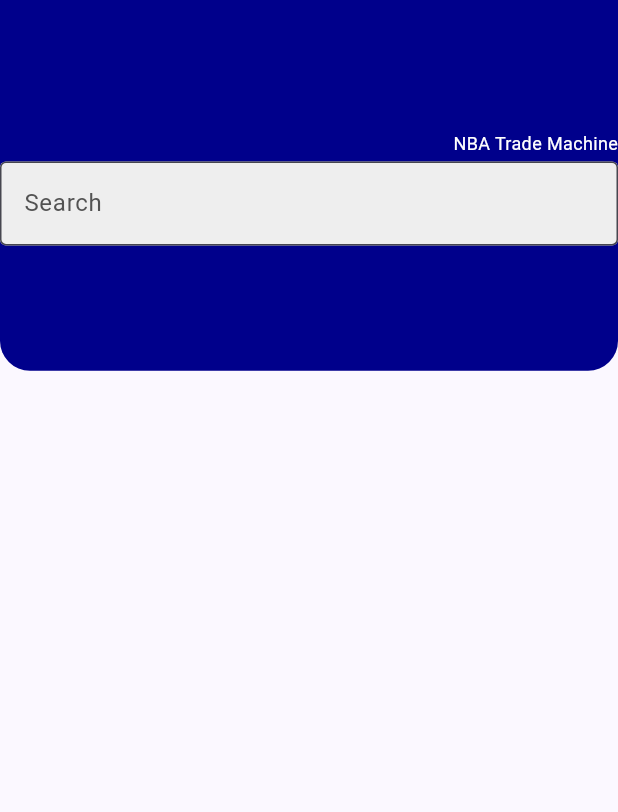
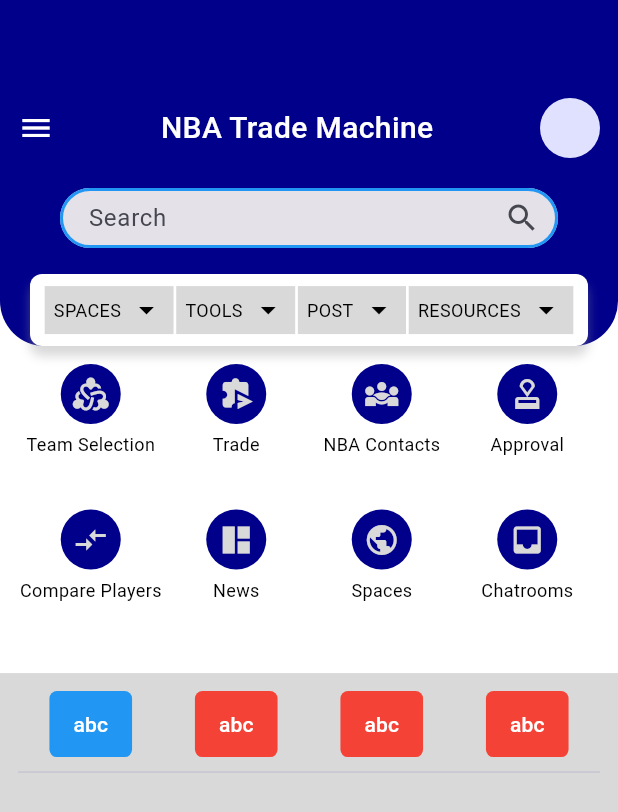
Before and after one commit to Progziel/NBA_TradeMachine, a Flutter app: the HomeDashboard screen opened directly, on a phone screen of 412 x 824 dp. Shown: the top 812 px of the screen. Run offline on Flutter 3.47's test engine with Material 3 defaults, Android fonts, the phone set to English and light mode, and no system bars; our stand-ins replace get; Roboto replaces fonts that are missing (Nunito); statements that could not run were skipped.

Commit message:
6th commit

```diff
--- a/lib/helper/constants/custom_appbar.dart
+++ b/lib/helper/constants/custom_appbar.dart
@@ -4,6 +4,8 @@
 import 'package:nbatrade/helper/constants/custom_text.dart';
 import 'package:nbatrade/helper/constants/custom_textfield.dart';
 import 'colors.dart';
+
+
 
 class CustomAppBar extends StatelessWidget {
   final void Function()? prefixIconOnTap;
@@ -24,30 +26,42 @@
   @override
   Widget build(BuildContext context) {
     return Container(
-      height: Get.height * 0.8,
+      height: Get.height * 0.3,
       decoration: const BoxDecoration(
         color: ColorAssets.primary,
         borderRadius: BorderRadius.only(
-          bottomLeft: Radius.circular(20.0),
-          bottomRight: Radius.circular(20.0),
+          bottomLeft: Radius.circular(30.0),
+          bottomRight: Radius.circular(30.0),
         ),
       ),
       child: Column(
         mainAxisAlignment: MainAxisAlignment.center,
         mainAxisSize: MainAxisSize.min,
         children: [
-          Row(
+          Padding(
+            padding: const EdgeInsets.only(left: 12.0,right: 12.0),
+            child: Row(
               mainAxisAlignment: MainAxisAlignment.spaceBetween,
               children: [
-              InkWell(onTap: prefixIconOnTap, child: Icon(prefixIcon)),
-              CustomTextWidget(text: title, textColor: ColorAssets.white),
+                InkWell(onTap: prefixIconOnTap, child: Icon(prefixIcon,color: ColorAssets.white,)),
+                CustomTextWidget(text: title, textColor: ColorAssets.white,fontWeight: FontWeight.w500,fontSize: 20),
                 if (sufixWidget != null)
                   InkWell(onTap: sufixWidgetOnTap, child: sufixWidget!),
+                if(sufixWidget == null)
+                  const SizedBox()
               ],
             ),
-          CustomTextFormField(
+          ),
+          const SizedBox(
+            height: 20,
+          ),
+          Padding(
+            padding: const EdgeInsets.only(left: 40.0,right: 40),
+            child: CustomTextFormField(
               hint: "Search",
+              sufixIcon: const Icon(Icons.search),
               validator: (value) => value, // Add a simple validator here
+            ),
           ),
         ],
       ),
--- a/lib/helper/constants/custom_button.dart
+++ b/lib/helper/constants/custom_button.dart
@@ -1,30 +1,40 @@
 import 'package:flutter/material.dart';
-
-import 'colors.dart';
+import 'package:nbatrade/helper/constants/colors.dart';
 class CustomButton extends StatelessWidget {
   final String buttonText;
   final VoidCallback onTap;
-  final double width;
+  final double? width;
+  final bool showBackgroundColor;
   const CustomButton(
       {super.key,
         required this.buttonText,
         required this.onTap,
-        this.width = double.infinity});
+        this.width,
+        required this.showBackgroundColor});
   @override
   Widget build(BuildContext context) {
     return InkWell(
       onTap: onTap,
       child: Container(
           height: 50,
-          width: width,
+          width: width ?? 150,
           decoration: BoxDecoration(
-              //color:ColorAssets.themeColor,
+              color: showBackgroundColor
+                  ? ColorAssets.primary
+                  : Colors.transparent,
+              border: Border.all(
+                  width: 2.0,
+                  color: showBackgroundColor
+                      ? Colors.transparent
+                      : ColorAssets.primary),
               borderRadius: BorderRadius.circular(12)),
           child: Center(
               child: Text(
                 buttonText,
-                style: const TextStyle(
-                    color: Colors.white, fontWeight: FontWeight.bold),
+                style: TextStyle(
+                    fontSize: 14.0,
+                    color: showBackgroundColor ? Colors.white : ColorAssets.primary,
+                    fontWeight: FontWeight.w500),
               ))),
     );
   }
--- a/lib/helper/constants/custom_textfield.dart
+++ b/lib/helper/constants/custom_textfield.dart
@@ -4,42 +4,72 @@
   final String? Function(String?)? validator;
   final TextEditingController? controller;
   final String hint;
-  final String? label;
   final bool? obscureText;
+  final int? maxLines;
+  final Color? fillColor;
+  final Color? hintTextColor;
+  final Widget? sufixIcon;
   final void Function(String)? onChanged;
   const CustomTextFormField(
       {Key? key,
         this.controller,
-        this.label,
+        this.sufixIcon,
+        this.fillColor,
+        this.hintTextColor,
         this.validator,
         required this.hint,
         this.obscureText,
-        this.onChanged
-   })
+        this.onChanged,
+        this.maxLines})
       : super(key: key);
   @override
   Widget build(BuildContext context) {
-    return TextFormField(
+    return SizedBox(
+     height: 40,
+      child: TextFormField(
+
         validator: validator,
         controller: controller,
         onChanged: onChanged,
         keyboardType: TextInputType.text,
         style: const TextStyle(color: Colors.black),
         obscureText: obscureText ?? false,
+        maxLines: maxLines ?? 1,
+        decoration: InputDecoration(
+            contentPadding: EdgeInsets.symmetric(vertical: 8.0, horizontal: 15.0),
 
-      decoration: InputDecoration(
-        label: Text(label ?? "",),
+            // label: Text(label ?? "",),
+          //   border: OutlineInputBorder(
+          //     borderRadius: BorderRadius.circular(15.0), // Adjust the radius as needed
+          //   ),
             hintText: hint,
-        hintStyle: const TextStyle(color: Color(0XFF535353)),
+            hintStyle: TextStyle(color: hintTextColor),
             filled: true,
-        fillColor: Colors.grey[200],
-        border: const OutlineInputBorder(
-          borderSide: BorderSide(color: Colors.grey, width: 0.5),
+            fillColor: fillColor,
+            border: OutlineInputBorder(
+              borderRadius: BorderRadius.circular(30.0),
+              borderSide: BorderSide(
+                color: Colors.grey,
+                width: 2.0,
               ),
-        focusedBorder: const OutlineInputBorder(
-          borderSide: BorderSide(color: Colors.black, width: 1.5),
             ),
+            enabledBorder: OutlineInputBorder(
+              borderRadius: BorderRadius.circular(30.0),
+              borderSide: BorderSide(
+                color: Colors.blue,
+                width: 2.0,
+              ),
+            ),
+            focusedBorder: OutlineInputBorder(
+              borderRadius: BorderRadius.circular(30.0),
+              borderSide: BorderSide(
+                color: Colors.green,
+                width: 2.0,
+              ),
+            ),
+            //focusedBorder: InputBorder.none,
             floatingLabelBehavior: FloatingLabelBehavior.always,
+            suffixIcon: sufixIcon),
       ),
     );
     // return TextFormField(
--- /dev/null
+++ b/lib/view/Home Dashboard/home_dashboard.dart
@@ -0,0 +1,241 @@
+import 'package:flutter/material.dart';
+import 'package:get/get.dart';
+import 'package:get/utils.dart';
+import 'package:nbatrade/helper/constants/custom_text.dart';
+import 'package:nbatrade/view/Home%20Dashboard/my_feeds/home_tabs.dart';
+import 'package:nbatrade/view/Home%20Dashboard/my_feeds/my_feeds_data.dart';
+import '../../../helper/constants/colors.dart';
+import '../../../helper/constants/custom_appbar.dart';
+
+class HomeDashboard extends StatefulWidget {
+  const HomeDashboard({Key? key}) : super(key: key);
+
+  @override
+  State<HomeDashboard> createState() => _HomeDashboardState();
+}
+
+class _HomeDashboardState extends State<HomeDashboard>   with SingleTickerProviderStateMixin {
+  late TabController _tabController ;
+
+  @override
+  void initState() {
+    _tabController = TabController(length: 4, vsync: this);
+    // TODO: implement initState
+    super.initState();
+  }
+  @override
+  void dispose() {
+    _tabController.dispose();
+    super.dispose();
+  }
+  @override
+  Widget build(BuildContext context) {
+    return Scaffold(
+      backgroundColor: ColorAssets.white,
+      appBar: PreferredSize(
+          preferredSize: Size.fromHeight(Get.height * 0.28), // Adjust the preferred height
+          child:  appBar()
+      ),
+
+      body: SingleChildScrollView(
+        physics: const BouncingScrollPhysics(),
+        child: Column(
+          children: [
+            gridViewWidget(),
+            Container(
+              color: ColorAssets.greyContainer,
+              child: Padding(
+                padding: const EdgeInsets.all(12.0),
+                child: Column(
+                  children: [
+                    customTabbar(),
+                    Divider(),
+                    Container(
+                      height: Get.height,
+                      child: TabBarView(
+
+                        controller: _tabController,
+                        children: [
+                          // Content for each tab
+                          MyFeeds(),
+                          Container(child: Text("Content for Tab 2")),
+                          Container(child: Text("Content for Tab 3")),
+                          Container(child: Text("Content for Tab 4")),
+                        ],
+                      ),
+                    ),
+                  ],
+                ),
+              ),
+
+            ),
+
+
+          ],
+        ),
+      ),
+    );
+  }
+  Widget customTabbar(){
+    return  TabBar(
+      controller: _tabController,
+      dividerColor: Colors.transparent,
+      indicator: const UnderlineTabIndicator(
+        // Customize the indicator if needed
+        borderSide: BorderSide(width: 0.0, color: Colors.transparent),
+      ),
+      tabs:  [
+        CustomTab(
+          text: "abc",
+          index: 0,
+          selected: _tabController.index == 0,
+          onTap: ()  {_tabController.animateTo(0);
+          setState(() {
+
+          });},
+        ),
+        CustomTab(
+          text: "abc",
+          index: 1,
+          selected: _tabController.index == 1,
+          onTap: ()  {_tabController.animateTo(1);
+          setState(() {
+
+          });},
+        ),
+        CustomTab(
+          text: "abc",
+          index: 2,
+          selected: _tabController.index == 2,
+          onTap: ()  {_tabController.animateTo(2);
+          setState(() {
+
+          });
+          },
+        ),
+        CustomTab(
+            text: "abc",
+            index: 3,
+            selected: _tabController.index == 3,
+            onTap: () {
+              _tabController.animateTo(3);
+              setState(() {
+
+              });
+            }
+        ),
+      ],
+
+    );
+  }
+  Widget gridViewWidget(){
+    return  Container(
+      // color: ColorAssets.white,
+      child: Padding(
+        padding: const EdgeInsets.all(12.0),
+        child: GridView.count(
+          physics: NeverScrollableScrollPhysics(),
+          shrinkWrap: true,
+          crossAxisCount: 4,
+          children:  [
+            gridViewList(text: "Team Selection",icon: Icons.diversity_2),
+            gridViewList(text: "Trade",icon: Icons.send_time_extension),
+            gridViewList(text: "NBA Contacts",icon: Icons.diversity_3),
+            gridViewList(text: "Approval",icon: Icons.approval_outlined),
+            gridViewList(text: "Compare Players",icon: Icons.compare_arrows),
+            gridViewList(text: "News",icon: Icons.auto_awesome_mosaic_sharp),
+            gridViewList(text: "Spaces",icon: Icons.public),
+            gridViewList(text: "Chatrooms",icon: Icons.inbox),
+          ],
+
+        ),
+      ),
+    );
+  }
+
+  Widget gridViewList({text,ontap,icon}){
+    return  Column(
+      children: [
+        InkWell(
+          onTap: ontap,
+          child: CircleAvatar(
+              backgroundColor: ColorAssets.buttonPrimary,
+              child: Icon( icon,color: ColorAssets.greyContainer,)
+          ),
+        ),
+        SizedBox(
+          height: 5,
+        ),
+        CustomTextWidget(text: text),
+
+      ],
+    );
+  }
+
+  Widget appBar(){
+    return Stack(
+      children: [
+        const CustomAppBar(title: 'NBA Trade Machine',
+          prefixIcon: Icons.menu,
+          sufixWidget: CircleAvatar(),
+        ),
+        dropDownRow(),
+      ],
+    );
+  }
+
+  Widget dropDownRow(){
+    return Align(
+      alignment: Alignment.bottomCenter,
+      child: Padding(
+        padding: const EdgeInsets.only(left:20.0,right: 20),
+        child: Container(
+          padding: const EdgeInsets.all(8),
+          decoration: BoxDecoration(
+            borderRadius: BorderRadius.circular(8),
+            color: ColorAssets.white,
+            boxShadow: [
+              BoxShadow(
+                color: Colors.grey.withOpacity(0.4), // Adjust color and opacity as needed
+                blurRadius: 5.0, // Adjust blur radius as needed
+                offset: Offset(0, 6), // Offset shadow only on the bottom
+              ),
+            ],
+          ),
+
+          child: Row(
+            mainAxisAlignment: MainAxisAlignment.spaceEvenly,
+            children: [
+              appBarRow(text: "SPACES",onTap: (){}),
+              appBarRow(text: "TOOLS",onTap: (){}),
+              appBarRow(text: "POST",onTap: (){}),
+              appBarRow(text: "RESOURCES",onTap: (){}),
+
+            ],
+          ),
+        ),
+      ),
+    );
+  }
+
+  Widget appBarRow({text, onTap}){
+    return InkWell(
+      onTap: onTap,
+      child: Container(
+        color: ColorAssets.greyContainer,
+        padding: const EdgeInsets.only(left: 6,right: 6,top: 4,bottom: 4),
+        child: Row(
+          mainAxisSize: MainAxisSize.min,
+          children: [
+            CustomTextWidget(text: text),
+            const SizedBox(
+              width: 5,
+            ),
+            const Icon(Icons.arrow_drop_down,color: Colors.black,),
+
+          ],
+        ),
+      ),
+    );
+  }
+}
--- a/lib/view/Home Dashboard/my_feeds/home_feed.dart
+++ /dev/null
@@ -1,19 +0,0 @@
-import 'package:flutter/material.dart';
-import 'package:get/get.dart';
-import 'package:get/utils.dart';
-
-import '../../../helper/constants/custom_appbar.dart';
-
-class HomeDashboard extends StatelessWidget {
-  const HomeDashboard({Key? key}) : super(key: key);
-
-  @override
-  Widget build(BuildContext context) {
-    return Scaffold(
-      appBar: PreferredSize(
-        preferredSize: Size.fromHeight(Get.height * 0.3), // Adjust the preferred height
-        child: const CustomAppBar(title: 'NBA Trade Machine',),
-      ),
-    );
-  }
-}
--- /dev/null
+++ b/lib/view/Home Dashboard/my_feeds/home_tabs.dart
@@ -0,0 +1,35 @@
+import 'package:flutter/material.dart';
+
+class CustomTab extends StatelessWidget {
+  final String text;
+  final int index;
+  final bool selected;
+  final VoidCallback onTap;
+
+  const CustomTab({
+    required this.text,
+    required this.index,
+    required this.selected,
+    required this.onTap,
+  });
+
+  @override
+  Widget build(BuildContext context) {
+    return InkWell(
+      onTap: onTap,
+      child: Container(
+        padding: EdgeInsets.symmetric(vertical: 12.0, horizontal: 16.0),
+        decoration: BoxDecoration(
+          color: selected ? Colors.blue : Colors.red,
+          borderRadius: BorderRadius.circular(5.0),
+        ),
+        child: Text(
+          text,
+          style: TextStyle(
+            color: Colors.white, // Adjust text color as needed
+          ),
+        ),
+      ),
+    );
+  }
+}
--- /dev/null
+++ b/lib/view/Home Dashboard/my_feeds/my_feeds_data.dart
@@ -0,0 +1,10 @@
+import 'package:flutter/material.dart';
+
+class MyFeeds extends StatelessWidget {
+  const MyFeeds({Key? key}) : super(key: key);
+
+  @override
+  Widget build(BuildContext context) {
+    return Column();
+  }
+}
--- a/pubspec.yaml
+++ b/pubspec.yaml
@@ -36,6 +36,7 @@
   # Use with the CupertinoIcons class for iOS style icons.
   cupertino_icons: ^1.0.2
   get: ^4.6.6
+  material_symbols_icons: ^4.2718.0
 
 dev_dependencies:
   flutter_test:
```
Also changed, not shown: pubspec.lock. Lines whose indentation alone changed are shown as unchanged.
